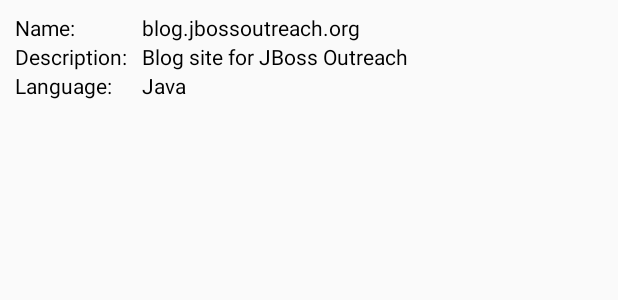
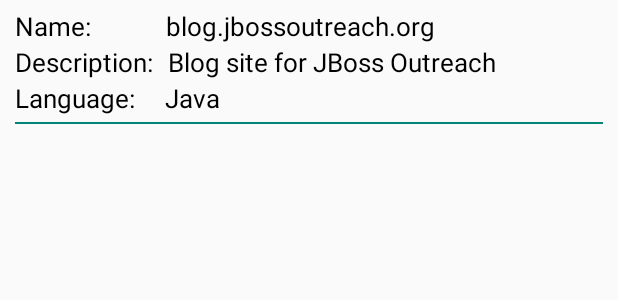
Before and after one commit to codacy-badger/JBossOutreach-app, an Android app: the layout reposit_recycler_item.xml on its own in the app's theme, with its tools: preview values and no code run, on a phone screen of 412 x 824 dp. Shown: the top 300 px of the screen. Run offline under Robolectric (Android 15) with nearby library versions, the phone set to English and light mode, and no system bars.

Commit message:
Layout fix, ApiHandler fix

```diff
--- a/app/src/main/java/com/community/jboss/outreach/ApiHandler.java
+++ b/app/src/main/java/com/community/jboss/outreach/ApiHandler.java
@@ -47,15 +47,12 @@ public class ApiHandler extends AsyncTask {
             dataset = new String[Jarray.length()][3];
             for (int i = 0; i < Jarray.length(); i++) {
                 JSONObject object = Jarray.getJSONObject(i);
-                if (object.getString("name") == null) dataset[i][0] = "None";
-                else
-                    dataset[i][0] = object.getString("name");
-
-                if (object.getString("description") == null) dataset[i][1] = "None";
-                    dataset[i][1] = object.getString("description");
-
-                if (object.getString("language") == null) dataset[i][2] = "None";
+                dataset[i][0] = object.getString("name");
+                if(dataset[i][0] == "null")dataset[i][0] = "None";
+                dataset[i][1] = object.getString("description");
+                if(dataset[i][1] == "null")dataset[i][1] = "None";
                 dataset[i][2] = object.getString("language");
+                if(dataset[i][2] == "null")dataset[i][2] = "None";
             }
         } catch (Exception e) {
             e.printStackTrace();
--- a/app/src/main/java/com/community/jboss/outreach/RepositListRecyclerAdapter.java
+++ b/app/src/main/java/com/community/jboss/outreach/RepositListRecyclerAdapter.java
@@ -33,6 +33,8 @@ public class RepositListRecyclerAdapter extends RecyclerView.Adapter<RepositList
         holder.name.setText(mDataset[position][0]);
         holder.description.setText(mDataset[position][1]);
         holder.language.setText(mDataset[position][2]);
+        if(position == getItemCount() - 1)holder.line.setVisibility(View.INVISIBLE);
+        else holder.line.setVisibility(View.VISIBLE);
 
     }
 
@@ -48,11 +50,13 @@ public class RepositListRecyclerAdapter extends RecyclerView.Adapter<RepositList
         public TextView name;
         public TextView description;
         public TextView language;
+        public View line;
         public RepositItem(View v) {
             super(v);
             name = v.findViewById(R.id.name);
             description = v.findViewById(R.id.description);
             language = v.findViewById(R.id.language);
+            line = v.findViewById(R.id.line);
         }
     }
 }
--- a/app/src/main/res/layout/reposit_recycler_item.xml
+++ b/app/src/main/res/layout/reposit_recycler_item.xml
@@ -1,11 +1,20 @@
 <?xml version="1.0" encoding="utf-8"?>
 <android.support.constraint.ConstraintLayout xmlns:android="http://schemas.android.com/apk/res/android"
+    xmlns:app="http://schemas.android.com/apk/res-auto"
+    android:id="@+id/container"
     android:layout_width="match_parent"
-    android:id="@+id/container"
-    android:layout_height="75dp"
+    android:layout_height="wrap_content"
     android:layout_marginStart="10dp"
-    android:layout_marginEnd="10dp"
-    xmlns:app="http://schemas.android.com/apk/res-auto">
+    android:layout_marginEnd="10dp">
+    <android.support.constraint.ConstraintLayout
+        android:id="@+id/name_container"
+        android:layout_width="match_parent"
+        android:layout_height="wrap_content"
+        app:layout_constraintTop_toTopOf="parent"
+        app:layout_constraintBottom_toTopOf="@id/description_container"
+        app:layout_constraintStart_toStartOf="parent"
+        app:layout_constraintVertical_chainStyle="packed"
+        android:layout_marginTop="5dp">
 
         <TextView
             android:id="@+id/name_text"
@@ -13,66 +22,94 @@
             android:layout_height="wrap_content"
             android:text="Name:"
             android:textColor="@android:color/black"
+            android:textSize="17sp"
             app:layout_constraintStart_toStartOf="parent"
+            app:layout_constraintTop_toTopOf="parent"/>
+
+        <TextView
+            android:id="@+id/name"
+            android:layout_width="wrap_content"
+            android:layout_height="wrap_content"
+            android:singleLine="false"
+            android:text="blog.jbossoutreach.org"
+            android:textColor="@android:color/black"
+            android:textSize="17sp"
+            app:layout_constraintStart_toEndOf="@id/name_text"
             app:layout_constraintTop_toTopOf="parent"
-        app:layout_constraintBottom_toTopOf="@id/description_text"
-        app:layout_constraintVertical_chainStyle="packed"/>
+            android:layout_marginStart="50dp"
+            />
+
+    </android.support.constraint.ConstraintLayout>
+
+    <android.support.constraint.ConstraintLayout
+        android:id="@+id/description_container"
+        android:layout_width="match_parent"
+        android:layout_height="wrap_content"
+        app:layout_constraintTop_toBottomOf="@id/name_container"
+        app:layout_constraintBottom_toTopOf="@id/language_container">
+
         <TextView
             android:id="@+id/description_text"
             android:layout_width="wrap_content"
             android:layout_height="wrap_content"
             android:text="Description:"
             android:textColor="@android:color/black"
-        app:layout_constraintTop_toBottomOf="@id/name_text"
-        app:layout_constraintBottom_toTopOf="@id/language_text" />
+            android:textSize="17sp"
+            app:layout_constraintStart_toStartOf="parent"
+            app:layout_constraintTop_toTopOf="parent"/>
+
+        <TextView
+            android:id="@+id/description"
+            android:layout_width="wrap_content"
+            android:layout_height="wrap_content"
+            android:singleLine="false"
+            android:text="Blog site for JBoss Outreach"
+            android:textColor="@android:color/black"
+            android:textSize="17sp"
+            app:layout_constraintStart_toEndOf="@id/description_text"
+            app:layout_constraintTop_toTopOf="parent"
+            android:maxEms="12"
+            android:layout_marginStart="10dp"/>
+
+    </android.support.constraint.ConstraintLayout>
+
+    <android.support.constraint.ConstraintLayout
+        android:id="@+id/language_container"
+        android:layout_width="match_parent"
+        android:layout_height="wrap_content"
+        app:layout_constraintTop_toBottomOf="@id/description_container"
+        app:layout_constraintBottom_toBottomOf="parent"
+        android:layout_marginBottom="5dp">
+
         <TextView
             android:id="@+id/language_text"
             android:layout_width="wrap_content"
             android:layout_height="wrap_content"
             android:text="Language:"
             android:textColor="@android:color/black"
-        app:layout_constraintStart_toStartOf="parent"
-        app:layout_constraintTop_toBottomOf="@id/description_text"
-        app:layout_constraintBottom_toBottomOf="parent"/>
-    <android.support.constraint.ConstraintLayout
-        android:layout_width="0dp"
-        android:layout_height="match_parent"
-        app:layout_constraintStart_toEndOf="@id/description_text"
-        app:layout_constraintEnd_toEndOf="parent"
-        android:layout_marginStart="10dp">
-        <TextView
-            android:id="@+id/name"
-            android:layout_width="wrap_content"
-            android:layout_height="wrap_content"
-            android:text="blog.jbossoutreach.org"
-            android:textColor="@android:color/black"
-            app:layout_constraintStart_toStartOf="parent"
+            android:textSize="17sp"
             app:layout_constraintTop_toTopOf="parent"
-            app:layout_constraintBottom_toTopOf="@id/description"
-            app:layout_constraintVertical_chainStyle="packed"
-            android:maxLines="1"
-            android:ellipsize="end" />
-        <TextView
-            android:id="@+id/description"
-            android:layout_width="wrap_content"
-            android:layout_height="wrap_content"
-            android:text="Blog site for JBoss Outreach"
-            android:textColor="@android:color/black"
-            app:layout_constraintTop_toBottomOf="@id/name"
-            app:layout_constraintBottom_toTopOf="@id/language"
-            android:maxLines="1"
-            android:ellipsize="end" />
+            app:layout_constraintStart_toStartOf="parent" />
+
         <TextView
             android:id="@+id/language"
             android:layout_width="wrap_content"
             android:layout_height="wrap_content"
+            android:singleLine="false"
             android:text="Java"
             android:textColor="@android:color/black"
-            app:layout_constraintStart_toStartOf="parent"
-            app:layout_constraintTop_toBottomOf="@id/description"
-            app:layout_constraintBottom_toBottomOf="parent"
-            android:maxLines="1"
-            android:ellipsize="end" />
+            android:textSize="17sp"
+            app:layout_constraintStart_toEndOf="@id/language_text"
+            app:layout_constraintTop_toTopOf="parent"
+            android:layout_marginStart="20dp"/>
 
     </android.support.constraint.ConstraintLayout>
+
+
+    <View
+        android:id="@+id/line"
+        android:layout_width="match_parent"
+        android:layout_height="1dp"
+        android:background="@color/colorPrimary"
+        app:layout_constraintBottom_toBottomOf="parent" />
 </android.support.constraint.ConstraintLayout>
```
Lines whose indentation alone changed are shown as unchanged.
